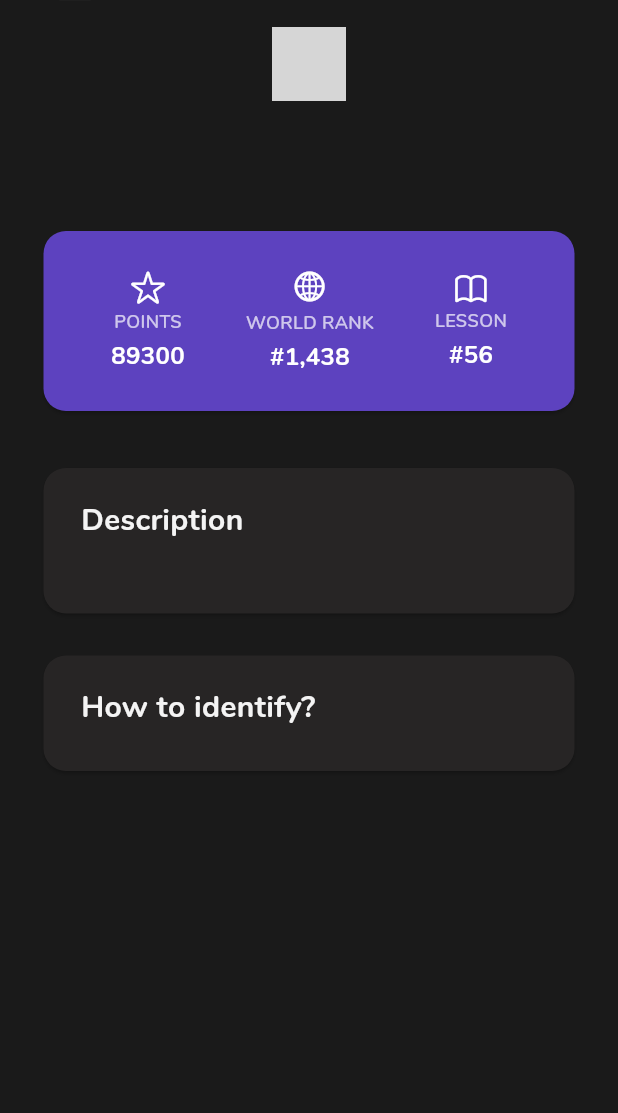
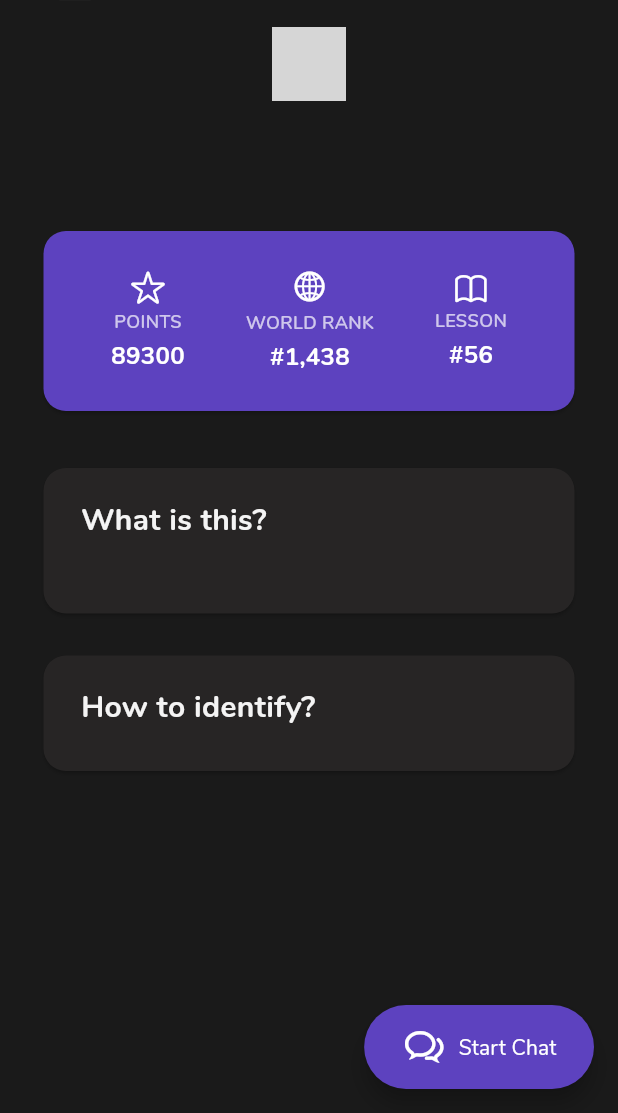
Before and after one commit to Wongoose/pre-scam-ai, a Flutter app: the ScamPage screen opened directly with empty values, on a phone screen of 412 x 824 dp, the part 123-1236 px from its top. Run offline on Flutter 3.47's test engine with Material 3 defaults, Android fonts, the phone set to English and light mode, and no system bars; drawn by our look-alikes of overlay_support; our stand-ins replace auto_size_text, flutter_chat_types, flutter_chat_ui, flutter_dotenv, flutter_spinkit, font_awesome_flutter and 3 more; accounts and stored records are empty; grey boxes are pictures that could not be loaded.

Commit message:
Feature: Created scam detail page with floating action button

```diff
--- a/lib/screens/home/pages/scam_page.dart
+++ b/lib/screens/home/pages/scam_page.dart
@@ -1,8 +1,10 @@
 import "package:flutter/material.dart";
 import "package:get/get.dart";
+import "package:prescamai/chat/pages/chat_main.dart";
 import "package:prescamai/controllers/theme_service_controller.dart";
 import "package:prescamai/models/scam_model.dart";
 import "package:prescamai/screens/home/widgets/home_leaderboards_card.dart";
+import "package:prescamai/shared/my_fab.dart";
 import "package:prescamai/shared/my_page_appbar.dart";
 
 class ScamPage extends StatelessWidget {
@@ -75,7 +77,7 @@ class ScamPage extends StatelessWidget {
                                   crossAxisAlignment: CrossAxisAlignment.start,
                                   children: [
                                     Text(
-                                      "Description",
+                                      "What is this?",
                                       style: TextStyle(
                                           fontSize: 20,
                                           fontWeight: FontWeight.bold,
@@ -160,6 +162,7 @@ class ScamPage extends StatelessWidget {
                               ),
                             ),
                           ),
+                          SizedBox(height: 80),
                         ],
                       ),
                     ),
@@ -171,6 +174,9 @@ class ScamPage extends StatelessWidget {
             ),
           ],
         ),
+        floatingActionButton:
+            MyFAB(onPressedFunc: () => Get.to(() => ChatPage(scam: scam))),
+        floatingActionButtonLocation: FloatingActionButtonLocation.endFloat,
       ),
     );
   }
--- a/lib/shared/my_fab.dart
+++ b/lib/shared/my_fab.dart
@@ -2,21 +2,24 @@ import "package:flutter/cupertino.dart";
 import "package:flutter/material.dart";
 
 class MyFAB extends StatelessWidget {
+  final VoidCallback? onPressedFunc;
+
+  const MyFAB({super.key, this.onPressedFunc});
+
   @override
   Widget build(BuildContext context) {
-    return SizedBox(
-      height: 70,
-      width: 70,
-      child: FloatingActionButton(
-        onPressed: () {},
-        // onPressed: () => Get.to(() => ChatPage()),
-        backgroundColor: Theme.of(context).primaryColor,
-        shape: CircleBorder(),
-        child: Icon(
-          CupertinoIcons.chat_bubble_2,
-          color: Colors.white,
-          size: 30,
-        ),
+    return FloatingActionButton.extended(
+      extendedPadding: EdgeInsets.fromLTRB(25, 10, 25, 10),
+      onPressed: onPressedFunc,
+      backgroundColor: Theme.of(context).primaryColor,
+      shape: RoundedRectangleBorder(
+        borderRadius: BorderRadius.circular(35), // Circular shape
+      ),
+      label: Text("Start Chat"),
+      icon: Icon(
+        CupertinoIcons.chat_bubble_2,
+        color: Colors.white,
+        size: 30,
       ),
     );
   }
```
